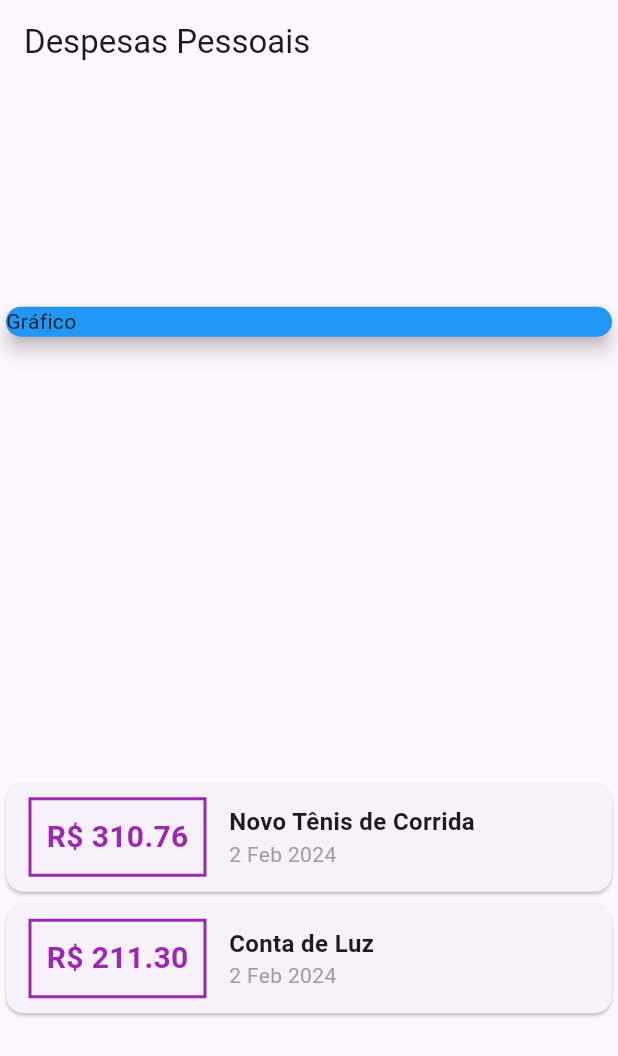
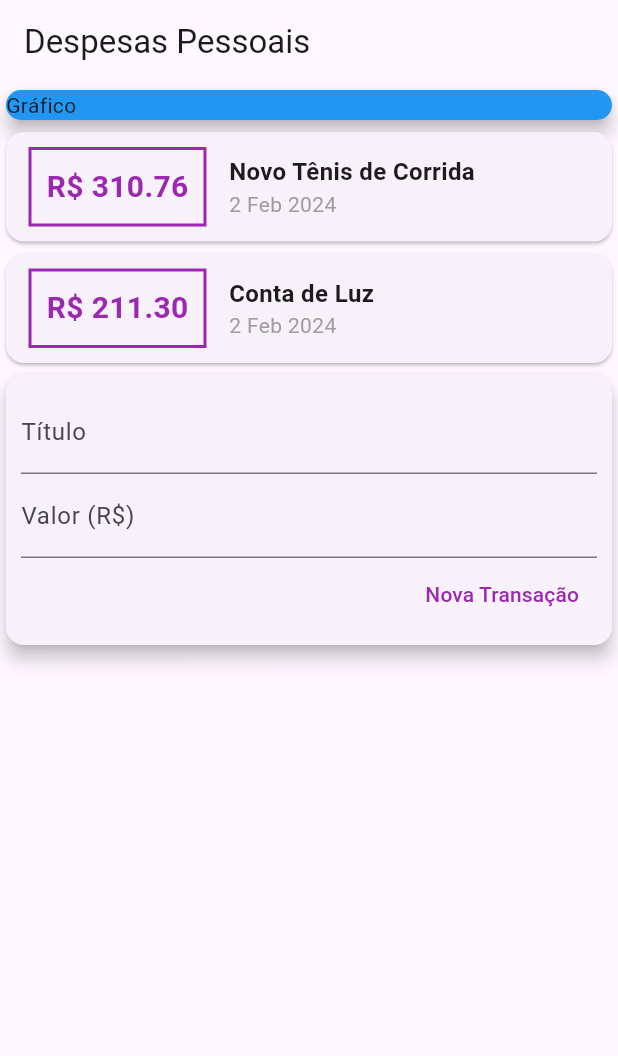
Before and after one commit to WagnerTerry/Despesas-Pessoais, a Flutter app: the screen it shows after launch, on a phone screen of 412 x 824 dp. Shown: the top 1056 px of the screen. Run offline on Flutter 3.47's test engine with Material 3 defaults, Android fonts, the phone set to English and light mode, and no system bars.

Commit message:
feat: construindo formulario

```diff
--- a/lib/main.dart
+++ b/lib/main.dart
@@ -36,7 +36,6 @@ class MyHomePage extends StatelessWidget {
           title: Text('Despesas Pessoais'),
         ),
         body: Column(
-          mainAxisAlignment: MainAxisAlignment.spaceAround,
           crossAxisAlignment: CrossAxisAlignment.stretch,
           children: [
             SizedBox(
@@ -83,6 +82,41 @@ class MyHomePage extends StatelessWidget {
                   ),
                 );
               }).toList(),
+            ),
+            Card(
+              elevation: 5,
+              child: Padding(
+                padding: const EdgeInsets.all(10),
+                child: Column(
+                  children: [
+                    const TextField(
+                      decoration: InputDecoration(
+                        labelText: 'Título'
+                      ),
+                    ),
+                     const TextField(
+                      decoration: InputDecoration(
+                        labelText: 'Valor (R\$)'
+                      ),
+                    ),
+                    Row(
+                      mainAxisAlignment: MainAxisAlignment.end,
+                      children: <Widget>[
+                        TextButton(
+                          child: const Text(
+                            'Nova Transação',
+                            style: TextStyle(
+                              color: Colors.purple,
+                            ),
+                          ),
+                          onPressed: (){}
+                        )
+                      ]
+
+                    )
+                  ]
+                )
+              )
             )
           ],
         ));
```
